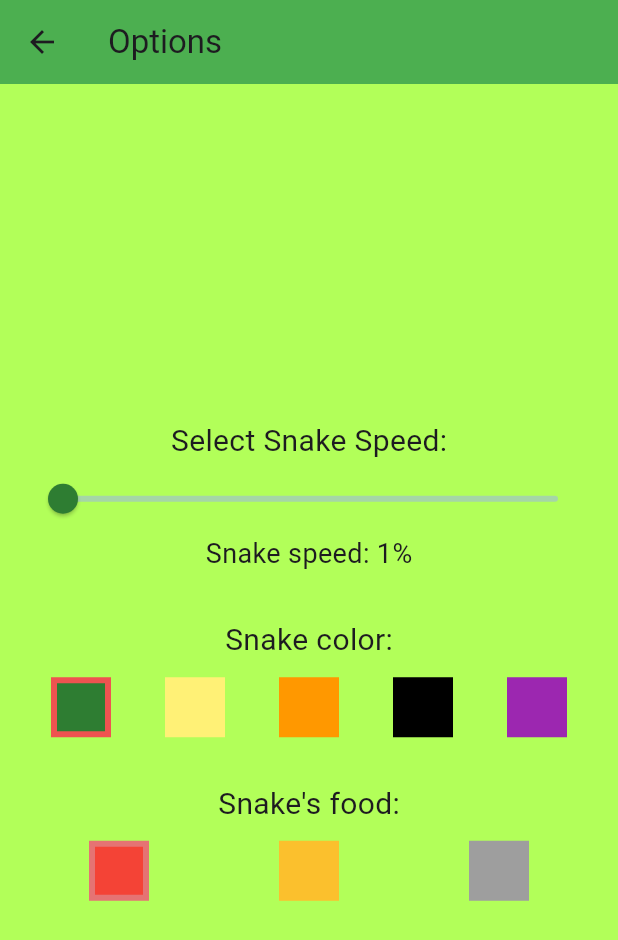
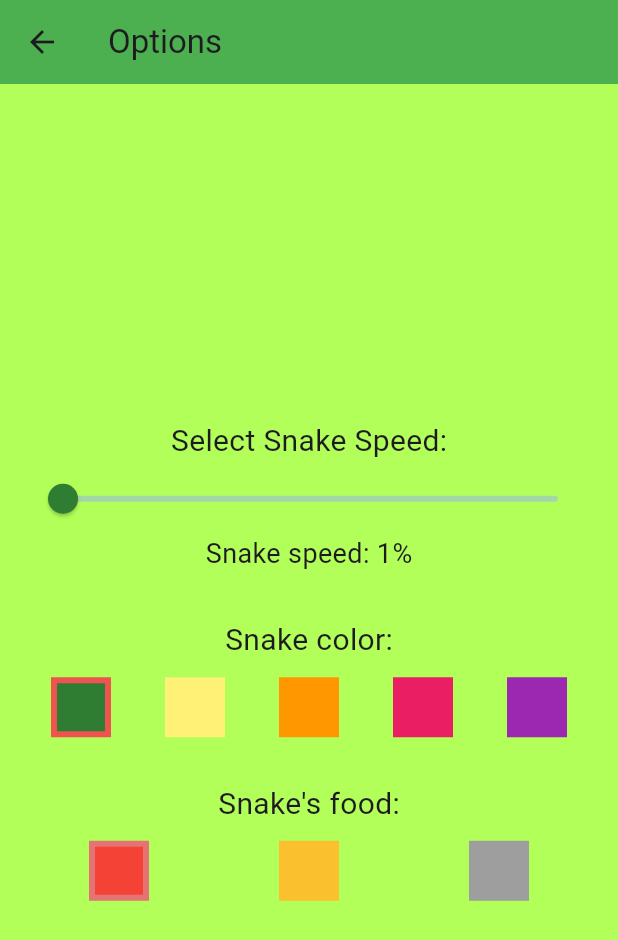
Before and after one commit to adelinbojan96/SnakeFlutterGame, a Flutter app: the Options screen opened directly, on a phone screen of 412 x 824 dp. Shown: the top 940 px of the screen. Run offline on Flutter 3.47's test engine with Material 3 defaults, Android fonts, the phone set to English and light mode, and no system bars.

```diff
--- a/lib/Menu/options.dart
+++ b/lib/Menu/options.dart
@@ -12,13 +12,13 @@ class _OptionsState extends State<Options> {
     Colors.green[800]!,
     Colors.yellow[300]!,
     Colors.orange,
-    Colors.black,
+    Colors.pink,
     Colors.purple,
   ];
 
   final List<Color> foodColors = [
     Colors.red,
-    Colors.yellow[700]!, // Dark Yellow
+    Colors.yellow[700]!,
     Colors.grey,
   ];
 
```
Also changed, not shown: lib/Game/snake_game.dart (+19 -4 lines).
